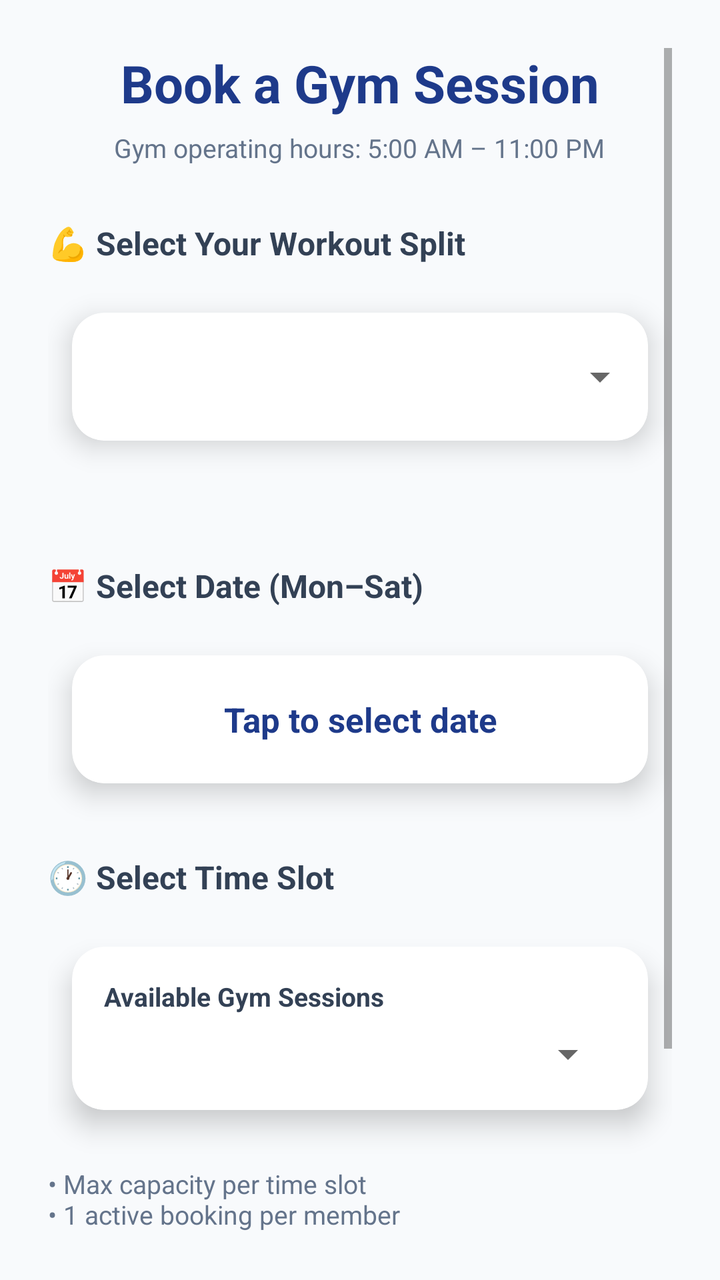
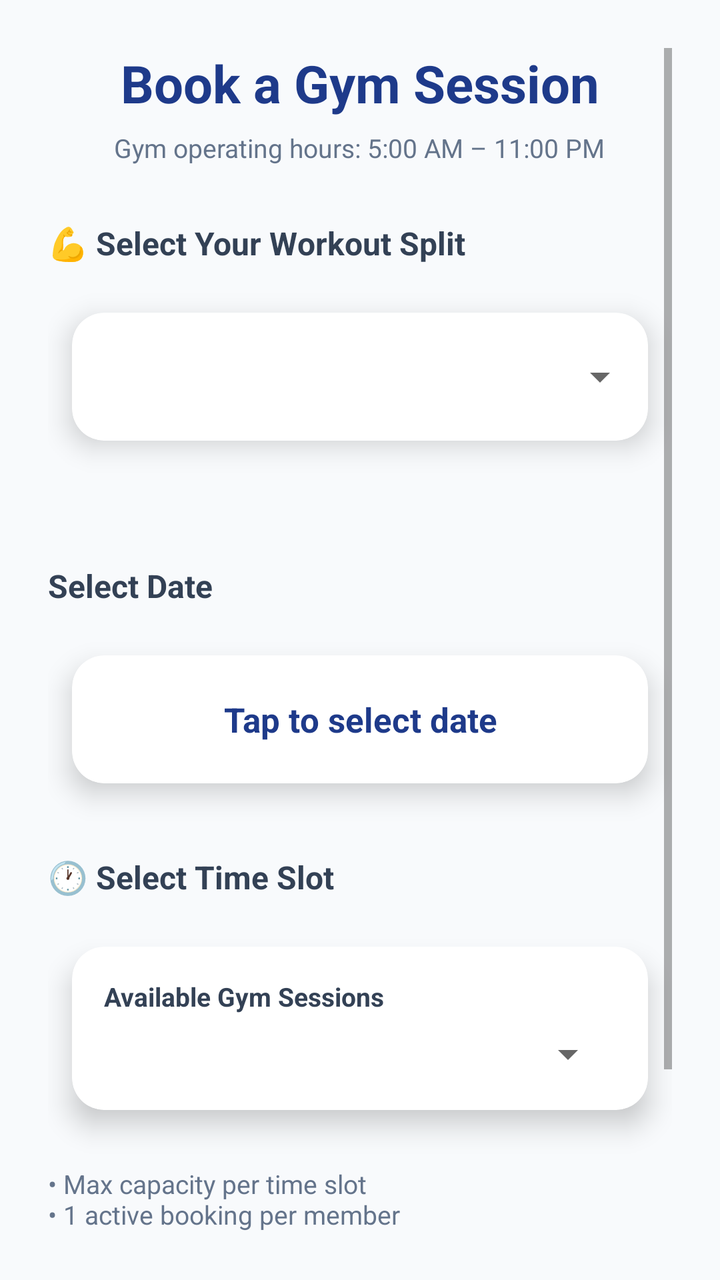

Before-and-after screenshots of an Android layout around one commit, followed by the original layout XML and the change that was made.
<!-- AndroidManifest.xml: application theme Theme.SpotterMobile -->
<!-- res/layout/activity_booking.xml -->
<?xml version="1.0" encoding="utf-8"?>
<ScrollView xmlns:android="http://schemas.android.com/apk/res/android"
    xmlns:app="http://schemas.android.com/apk/res-auto"
    android:layout_width="match_parent"
    android:layout_height="match_parent"
    android:background="@color/light_gray"
    android:padding="24dp">

    <LinearLayout
        android:layout_width="match_parent"
        android:layout_height="wrap_content"
        android:orientation="vertical">

        
        <TextView
            android:layout_width="wrap_content"
            android:layout_height="wrap_content"
            android:layout_gravity="center"
            android:layout_marginBottom="6dp"
            android:text="Book a Gym Session"
            android:textColor="@color/primary_blue"
            android:textSize="26sp"
            android:textStyle="bold" />

        <TextView
            android:layout_width="wrap_content"
            android:layout_height="wrap_content"
            android:layout_gravity="center"
            android:layout_marginBottom="28dp"
            android:text="Gym operating hours: 5:00 AM – 11:00 PM"
            android:textColor="@color/gray"
            android:textSize="13sp" />

        
        <TextView
            android:layout_width="wrap_content"
            android:layout_height="wrap_content"
            android:layout_marginBottom="12dp"
            android:text="💪 Select Your Workout Split"
            android:textColor="@color/dark_gray"
            android:textSize="16sp"
            android:textStyle="bold" />

        
        <androidx.cardview.widget.CardView
            style="@style/GymCard"
            android:layout_width="match_parent"
            android:layout_height="wrap_content"
            app:cardBackgroundColor="@color/white">

            <Spinner
                android:id="@+id/spinnerSplit"
                android:layout_width="match_parent"
                android:layout_height="64dp"
                android:padding="20dp" />

        </androidx.cardview.widget.CardView>

        
        <TextView
            android:id="@+id/tvSplitDescription"
            android:layout_width="match_parent"
            android:layout_height="wrap_content"
            android:layout_marginTop="8dp"
            android:paddingHorizontal="4dp"
            android:textColor="@color/gray"
            android:textSize="13sp"
            android:textStyle="italic" />

        
        <androidx.cardview.widget.CardView
            android:id="@+id/cardCustomSplit"
            style="@style/GymCard"
            android:layout_width="match_parent"
            android:layout_height="wrap_content"
            android:layout_marginTop="10dp"
            android:visibility="gone"
            app:cardBackgroundColor="@color/white">

            <EditText
                android:id="@+id/etCustomSplit"
                android:layout_width="match_parent"
                android:layout_height="wrap_content"
                android:background="@null"
                android:hint="Describe your focus (e.g. Chest + Abs)"
                android:inputType="textCapSentences"
                android:maxLines="2"
                android:padding="16dp"
                android:textSize="15sp" />

        </androidx.cardview.widget.CardView>

        
        <TextView
            android:layout_width="wrap_content"
            android:layout_height="wrap_content"
            android:layout_marginTop="24dp"
            android:layout_marginBottom="12dp"
            android:text="📅 Select Date (Mon–Sat)"
            android:textColor="@color/dark_gray"
            android:textSize="16sp"
            android:textStyle="bold" />

        
        <androidx.cardview.widget.CardView
            android:id="@+id/cardDatePicker"
            style="@style/GymCard"
            android:layout_width="match_parent"
            android:layout_height="wrap_content"
            android:clickable="true"
            android:focusable="true"
            android:foreground="?attr/selectableItemBackground"
            app:cardBackgroundColor="@color/white">

            <TextView
                android:id="@+id/tvSelectedDate"
                android:layout_width="match_parent"
                android:layout_height="64dp"
                android:clickable="false"
                android:focusable="false"
                android:gravity="center"
                android:padding="20dp"
                android:text="Tap to select date"
                android:textColor="@color/primary_blue"
                android:textSize="17sp"
                android:textStyle="bold" />

        </androidx.cardview.widget.CardView>

        
        <TextView
            android:layout_width="wrap_content"
            android:layout_height="wrap_content"
            android:layout_marginTop="24dp"
            android:layout_marginBottom="12dp"
            android:text="🕐 Select Time Slot"
            android:textColor="@color/dark_gray"
            android:textSize="16sp"
            android:textStyle="bold" />

        
        <androidx.cardview.widget.CardView
            android:id="@+id/cardTimeSlot"
            style="@style/GymCard"
            android:layout_width="match_parent"
            android:layout_height="wrap_content"
            app:cardBackgroundColor="@color/white">

            <LinearLayout
                android:layout_width="match_parent"
                android:layout_height="wrap_content"
                android:orientation="vertical"
                android:padding="16dp">

                <TextView
                    android:layout_width="wrap_content"
                    android:layout_height="wrap_content"
                    android:layout_marginBottom="8dp"
                    android:text="Available Gym Sessions"
                    android:textColor="@color/dark_gray"
                    android:textSize="13sp"
                    android:textStyle="bold" />

                <Spinner
                    android:id="@+id/spinnerTimeSlot"
                    android:layout_width="match_parent"
                    android:layout_height="wrap_content" />

            </LinearLayout>

        </androidx.cardview.widget.CardView>

        
        <TextView
            android:id="@+id/tvSlotStatus"
            android:layout_width="match_parent"
            android:layout_height="wrap_content"
            android:layout_marginTop="10dp"
            android:padding="12dp"
            android:textSize="14sp"
            android:textStyle="bold"
            android:visibility="gone" />

        
        <TextView
            android:layout_width="wrap_content"
            android:layout_height="wrap_content"
            android:layout_marginTop="16dp"
            android:text="• Max capacity per time slot\n• 1 active booking per member\n• No bookings on Sundays\n• Time slots are first-come first-served\n• Full slots automatically use waitlist\n• Check out by scanning QR at the staff desk"
            android:textColor="@color/gray"
            android:textSize="13sp" />

        
        <Button
            android:id="@+id/btnConfirmBooking"
            style="@style/GymButton"
            android:layout_width="match_parent"
            android:layout_height="56dp"
            android:layout_marginTop="24dp"
            android:text="CONFIRM BOOKING" />

    </LinearLayout>

</ScrollView>
<!-- resources referenced by this layout -->
<resources>
  <color name="dark_gray">#334155</color>
  <color name="gray">#64748B</color>
  <color name="light_gray">#F8FAFC</color>
  <color name="primary_blue">#1E3A8A</color>
  <color name="white">#FFFFFF</color>
  <style name="GymButton" parent="Widget.MaterialComponents.Button">
        
          <item name="android:layout_margin">12dp</item>
          <item name="android:textSize">16sp</item>
          <item name="android:textStyle">bold</item>
          <item name="android:textColor">@color/white</item>
          <item name="backgroundTint">@color/primary_blue</item>
          <item name="cornerRadius">12dp</item>
          <item name="elevation">4dp</item>
      </style>
  <style name="GymCard" parent="Widget.MaterialComponents.CardView">
          <item name="cardCornerRadius">16dp</item>
          <item name="cardElevation">8dp</item>
          <item name="android:layout_margin">12dp</item>
      </style>
  <style name="Theme.SpotterMobile" parent="Theme.MaterialComponents.Light.NoActionBar">
          
          
          <item name="colorPrimary">@color/primary_blue</item>
          <item name="colorPrimaryVariant">@color/primary_blue_dark</item>
          <item name="colorOnPrimary">@color/white</item>
          <item name="colorSecondary">@color/gold</item>
          <item name="colorSecondaryVariant">@color/gold_dark</item>
          <item name="colorOnSecondary">@color/white</item>
          <item name="android:statusBarColor">@color/primary_blue_dark</item>
          <item name="colorSurface">@color/white</item>
  
          
          <item name="colorOnSurface">@color/dark_gray</item>
          <item name="colorOnBackground">@color/dark_gray</item>
          <item name="android:textColorHint">@color/gray</item>
          <item name="android:textColor">@color/dark_gray</item>
      </style>
  <color name="primary_blue_dark">#1E40AF</color>
  <color name="gold">#F59E0B</color>
  <color name="gold_dark">#D97706</color>
</resources>

<!-- the commit's change to res/layout/activity_booking.xml (unified diff, before → after) -->
@@ -96,7 +96,7 @@
             android:layout_height="wrap_content"
             android:layout_marginTop="24dp"
             android:layout_marginBottom="12dp"
-            android:text="📅 Select Date (Mon–Sat)"
+            android:text="Select Date"
             android:textColor="@color/dark_gray"
             android:textSize="16sp"
             android:textStyle="bold" />
@@ -186,7 +186,7 @@
             android:layout_width="wrap_content"
             android:layout_height="wrap_content"
             android:layout_marginTop="16dp"
-            android:text="• Max capacity per time slot\n• 1 active booking per member\n• No bookings on Sundays\n• Time slots are first-come first-served\n• Full slots automatically use waitlist\n• Check out by scanning QR at the staff desk"
+            android:text="• Max capacity per time slot\n• 1 active booking per member\n• Time slots are first-come first-served\n• Full slots automatically use waitlist\n• Check out by scanning QR at the staff desk"
             android:textColor="@color/gray"
             android:textSize="13sp" />
 
